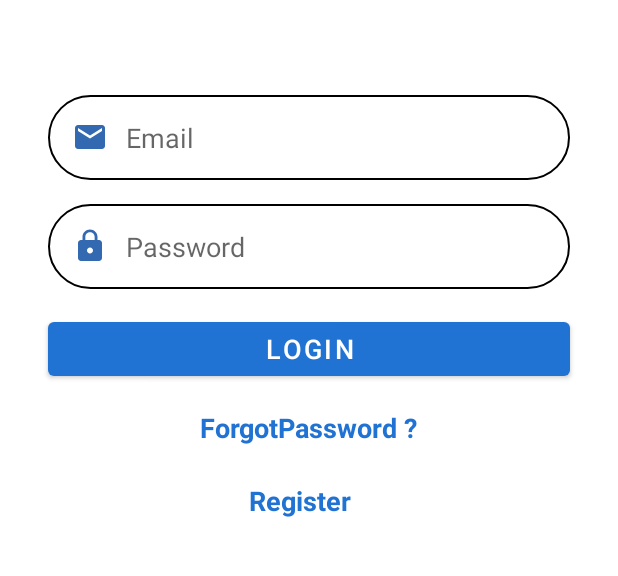
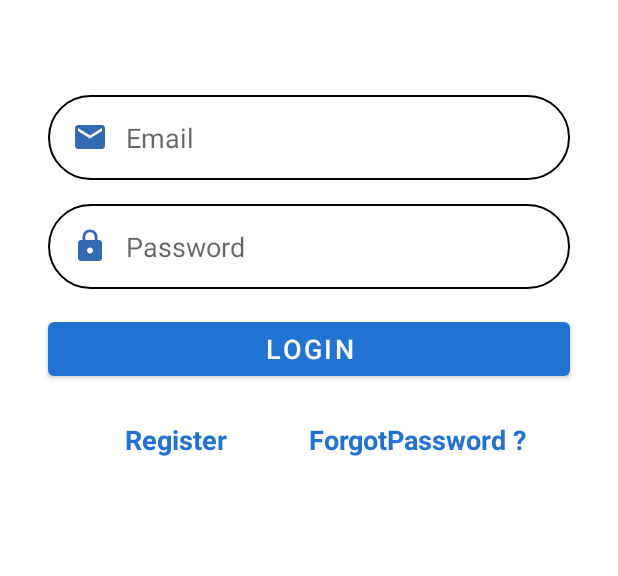
Before and after one commit to AndrewMandrew/Magic-URL, an Android app: the screen it shows after launch (LoginActivity), on a phone screen of 412 x 824 dp, the part 280-856 px from its top. Run offline under Robolectric (Android 15) with nearby library versions, the phone set to English and light mode, and no system bars; our stand-ins replace Firebase (no records; nobody signed in at launch, a user with empty details on screens opened directly).

Commit message:
UI bug fixes

```diff
--- a/app/src/main/res/layout/activity_login.xml
+++ b/app/src/main/res/layout/activity_login.xml
@@ -88,20 +88,21 @@
         android:textSize="18sp"
         android:textStyle="bold"
         app:layout_constraintEnd_toEndOf="parent"
-        app:layout_constraintHorizontal_bias="0.498"
-        app:layout_constraintStart_toStartOf="parent"
-        app:layout_constraintTop_toBottomOf="@+id/tv_forgot_password" />
+        app:layout_constraintHorizontal_bias="0.169"
+        app:layout_constraintStart_toStartOf="@+id/btn_login"
+        app:layout_constraintTop_toBottomOf="@+id/btn_login" />
 
     <TextView
         android:id="@+id/tv_forgot_password"
         android:layout_width="wrap_content"
-        android:layout_height="wrap_content"
-        android:layout_marginTop="16dp"
+        android:layout_height="28dp"
+        android:layout_marginTop="24dp"
         android:text="ForgotPassword ?"
         android:textColor="@color/primary"
         android:textSize="18sp"
         android:textStyle="bold"
-        app:layout_constraintEnd_toEndOf="parent"
+        app:layout_constraintEnd_toEndOf="@+id/btn_login"
+        app:layout_constraintHorizontal_bias="0.879"
         app:layout_constraintStart_toStartOf="parent"
         app:layout_constraintTop_toBottomOf="@+id/btn_login" />
 
```
